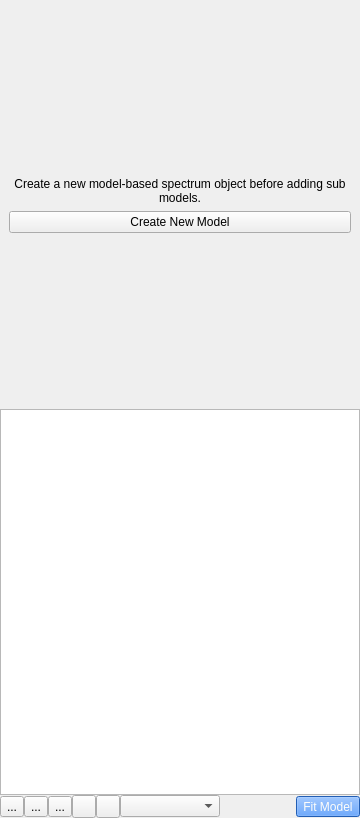
First picture: the form in specviz/plugins/model_editor/model_editor.ui, repository spacetelescope/specviz, before the edit.
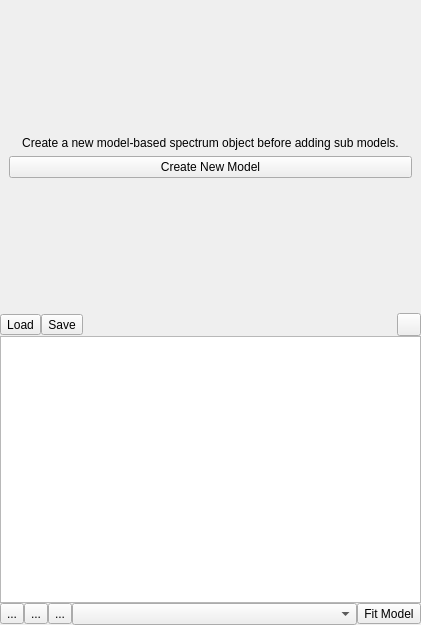
Second picture: the form after the edit. Icons and pictures are not drawn.

Commit message: Load button and edit widget layout

```diff
--- a/specviz/plugins/model_editor/model_editor.ui
+++ b/specviz/plugins/model_editor/model_editor.ui
@@ -6,24 +6,15 @@
    <rect>
     <x>0</x>
     <y>0</y>
-    <width>360</width>
-    <height>818</height>
+    <width>421</width>
+    <height>625</height>
    </rect>
   </property>
   <property name="windowTitle">
    <string>Form</string>
   </property>
   <layout class="QVBoxLayout" name="verticalLayout">
-   <property name="leftMargin">
-    <number>0</number>
-   </property>
-   <property name="topMargin">
-    <number>0</number>
-   </property>
-   <property name="rightMargin">
-    <number>0</number>
-   </property>
-   <property name="bottomMargin">
+   <property name="margin">
     <number>0</number>
    </property>
    <item>
@@ -89,18 +80,76 @@
         <property name="spacing">
          <number>0</number>
         </property>
-        <property name="leftMargin">
+        <property name="margin">
          <number>0</number>
         </property>
-        <property name="topMargin">
-         <number>0</number>
-        </property>
-        <property name="rightMargin">
-         <number>0</number>
-        </property>
-        <property name="bottomMargin">
-         <number>0</number>
-        </property>
+        <item>
+         <widget class="QWidget" name="widget_2" native="true">
+          <layout class="QGridLayout" name="gridLayout">
+           <property name="horizontalSpacing">
+            <number>0</number>
+           </property>
+           <property name="margin">
+            <number>0</number>
+           </property>
+           <item row="0" column="1">
+            <widget class="QToolButton" name="save_model_button">
+             <property name="text">
+              <string>Save</string>
+             </property>
+             <property name="icon">
+              <iconset>
+               <normaloff>../../data/resources/014-save.svg</normaloff>../../data/resources/014-save.svg</iconset>
+             </property>
+             <property name="toolButtonStyle">
+              <enum>Qt::ToolButtonIconOnly</enum>
+             </property>
+            </widget>
+           </item>
+           <item row="0" column="3">
+            <spacer name="horizontalSpacer">
+             <property name="orientation">
+              <enum>Qt::Horizontal</enum>
+             </property>
+             <property name="sizeHint" stdset="0">
+              <size>
+               <width>40</width>
+               <height>20</height>
+              </size>
+             </property>
+            </spacer>
+           </item>
+           <item row="0" column="4">
+            <widget class="QToolButton" name="advanced_settings_button">
+             <property name="minimumSize">
+              <size>
+               <width>0</width>
+               <height>21</height>
+              </size>
+             </property>
+             <property name="icon">
+              <iconset resource="../../data/resources/resources.qrc">
+               <normaloff>:/icons/configuration.svg</normaloff>:/icons/configuration.svg</iconset>
+             </property>
+            </widget>
+           </item>
+           <item row="0" column="0">
+            <widget class="QToolButton" name="load_model_button">
+             <property name="text">
+              <string>Load</string>
+             </property>
+             <property name="icon">
+              <iconset resource="../../data/resources/resources.qrc">
+               <normaloff>:/icons/folder-2.svg</normaloff>:/icons/folder-2.svg</iconset>
+             </property>
+             <property name="toolButtonStyle">
+              <enum>Qt::ToolButtonIconOnly</enum>
+             </property>
+            </widget>
+           </item>
+          </layout>
+         </widget>
+        </item>
         <item>
          <widget class="QTreeView" name="model_tree_view">
           <attribute name="headerCascadingSectionResizes">
@@ -119,20 +168,11 @@
           <property name="autoFillBackground">
            <bool>false</bool>
           </property>
-          <layout class="QHBoxLayout" name="horizontalLayout">
+          <layout class="QHBoxLayout" name="horizontalLayout" stretch="0,0,0,1,0">
            <property name="spacing">
             <number>0</number>
            </property>
-           <property name="leftMargin">
-            <number>0</number>
-           </property>
-           <property name="topMargin">
-            <number>0</number>
-           </property>
-           <property name="rightMargin">
-            <number>0</number>
-           </property>
-           <property name="bottomMargin">
+           <property name="margin">
             <number>0</number>
            </property>
            <item>
@@ -189,31 +229,6 @@
              </property>
             </widget>
            </item>
-           <item>
-            <widget class="QToolButton" name="advanced_settings_button">
-             <property name="minimumSize">
-              <size>
-               <width>0</width>
-               <height>21</height>
-              </size>
-             </property>
-             <property name="icon">
-              <iconset resource="../../data/resources/resources.qrc">
-               <normaloff>:/icons/configuration.svg</normaloff>:/icons/configuration.svg</iconset>
-             </property>
-            </widget>
-           </item>
-           <item>
-            <widget class="QToolButton" name="save_model_button">
-             <property name="text">
-              <string/>
-             </property>
-             <property name="icon">
-              <iconset>
-               <normaloff>../../data/resources/014-save.svg</normaloff>../../data/resources/014-save.svg</iconset>
-             </property>
-            </widget>
-           </item>
            <item>
             <widget class="QComboBox" name="data_selection_combo">
              <property name="minimumSize">
@@ -222,27 +237,8 @@
                <height>0</height>
               </size>
              </property>
-             <property name="maximumSize">
-              <size>
-               <width>100</width>
-               <height>16777215</height>
-              </size>
-             </property>
             </widget>
            </item>
-           <item>
-            <spacer name="horizontalSpacer_2">
-             <property name="orientation">
-              <enum>Qt::Horizontal</enum>
-             </property>
-             <property name="sizeHint" stdset="0">
-              <size>
-               <width>40</width>
-               <height>20</height>
-              </size>
-             </property>
-            </spacer>
-           </item>
            <item alignment="Qt::AlignVCenter">
             <widget class="QToolButton" name="fit_button">
              <property name="minimumSize">
@@ -252,12 +248,14 @@
               </size>
              </property>
              <property name="styleSheet">
-              <string notr="true">background-color: rgb(48, 131, 252);
-color: rgb(255, 254, 250);</string>
+              <string notr="true"/>
              </property>
              <property name="text">
               <string>Fit Model</string>
              </property>
+             <property name="toolButtonStyle">
+              <enum>Qt::ToolButtonIconOnly</enum>
+             </property>
             </widget>
            </item>
           </layout>
```
The commit also changes 1 other file.
